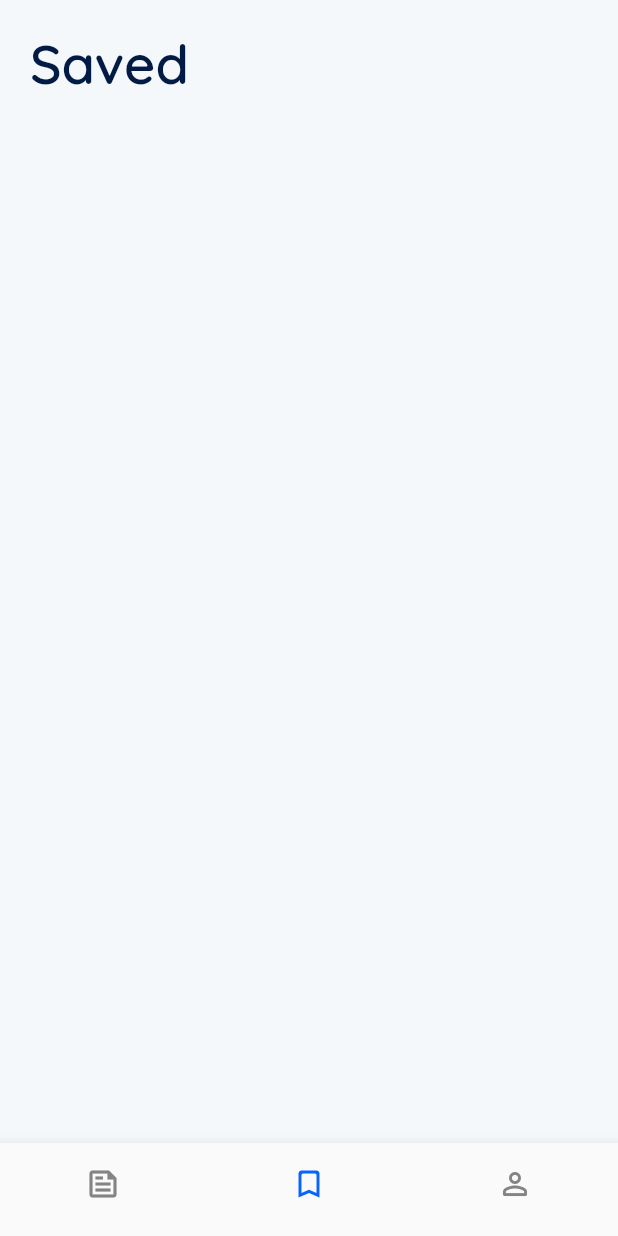
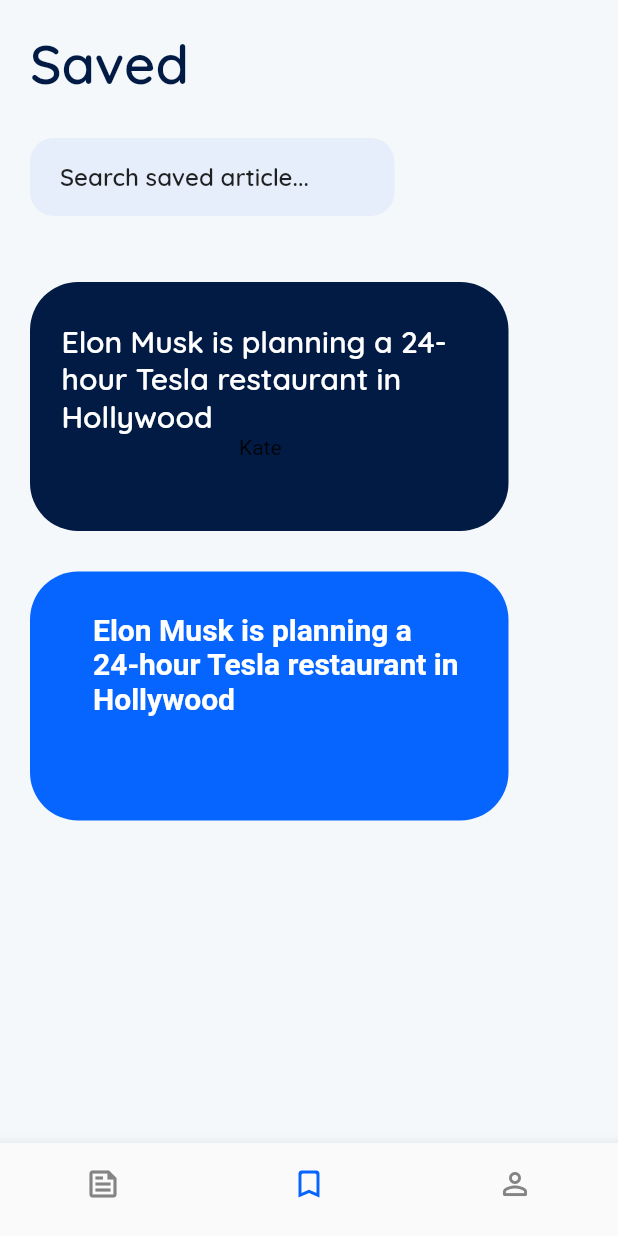
Before and after one commit to scorpiobish/article_daily, a Flutter app: the screen it shows after launch, item 2 of the bottom bar chosen, on a phone screen of 412 x 824 dp. Run offline on Flutter 3.47's test engine with Material 2 defaults, Android fonts, the phone set to English and light mode, and no system bars; our stand-ins replace google_fonts.

Commit message:
set up saved screen

```diff
--- a/lib/saved.dart
+++ b/lib/saved.dart
@@ -27,6 +27,81 @@
                     ),
                   ),
                 ),
+                SizedBox(
+                  height: 27.0,
+                ),
+                Align(
+                  alignment: Alignment.topLeft,
+                  child: Container(
+                    padding: EdgeInsets.only(
+                        left: 20.0, top: 16.0, right: 49.0, bottom: 16.0),
+                    width: 243,
+                    height: 52,
+                    child: Text(
+                      'Search saved article...',
+                      style: GoogleFonts.quicksand(
+                        textStyle: TextStyle(
+                          fontSize: 16,
+                          fontWeight: FontWeight.w600,
+                        ),
+                      ),
+                    ),
+                    decoration: BoxDecoration(
+                      borderRadius: BorderRadius.circular(16),
+                      color: Color(0x110061ff),
+                    ),
+                  ),
+                ),
+                SizedBox(
+                  height: 44.0,
+                ),
+                Align(
+                  alignment: Alignment.topLeft,
+                  child: Container(
+                      padding: EdgeInsets.only(
+                          left: 21.0, top: 27.0, right: 33.0, bottom: 39.0),
+                      width: 319,
+                      height: 166,
+                      child: Column(
+                        children: [
+                          Text(
+                            "Elon Musk is planning a 24-hour Tesla restaurant in Hollywood",
+                            style: GoogleFonts.quicksand(
+                                textStyle: TextStyle(
+                              color: Color(0xffFFFFFF),
+                              fontSize: 20,
+                              fontWeight: FontWeight.w600,
+                            )),
+                          ),
+                          Text('Kate')
+                        ],
+                      ),
+                      decoration: BoxDecoration(
+                          borderRadius: BorderRadius.circular(32),
+                          color: Color(0xff011b45))),
+                ),
+                SizedBox(
+                  height: 27.0,
+                ),
+                Align(
+                  alignment: Alignment.topLeft,
+                  child: Container(
+                      padding: EdgeInsets.only(
+                          left: 42.0, top: 27.0, right: 33.0, bottom: 39.0),
+                      width: 319,
+                      height: 166,
+                      child: Text(
+                        "Elon Musk is planning a 24-hour Tesla restaurant in Hollywood",
+                        style: TextStyle(
+                          color: Color(0xffFFFFFF),
+                          fontSize: 20,
+                          fontWeight: FontWeight.w600,
+                        ),
+                      ),
+                      decoration: BoxDecoration(
+                          borderRadius: BorderRadius.circular(32),
+                          color: Color(0xff0665ff))),
+                ),
               ],
             ),
           ),
```
